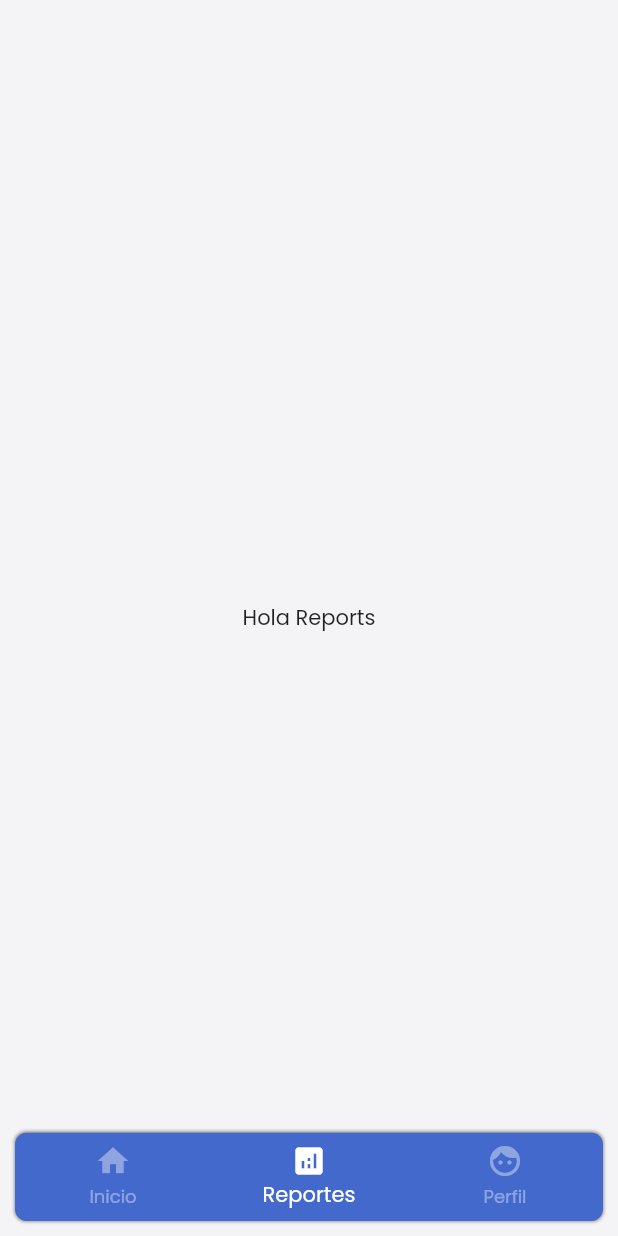
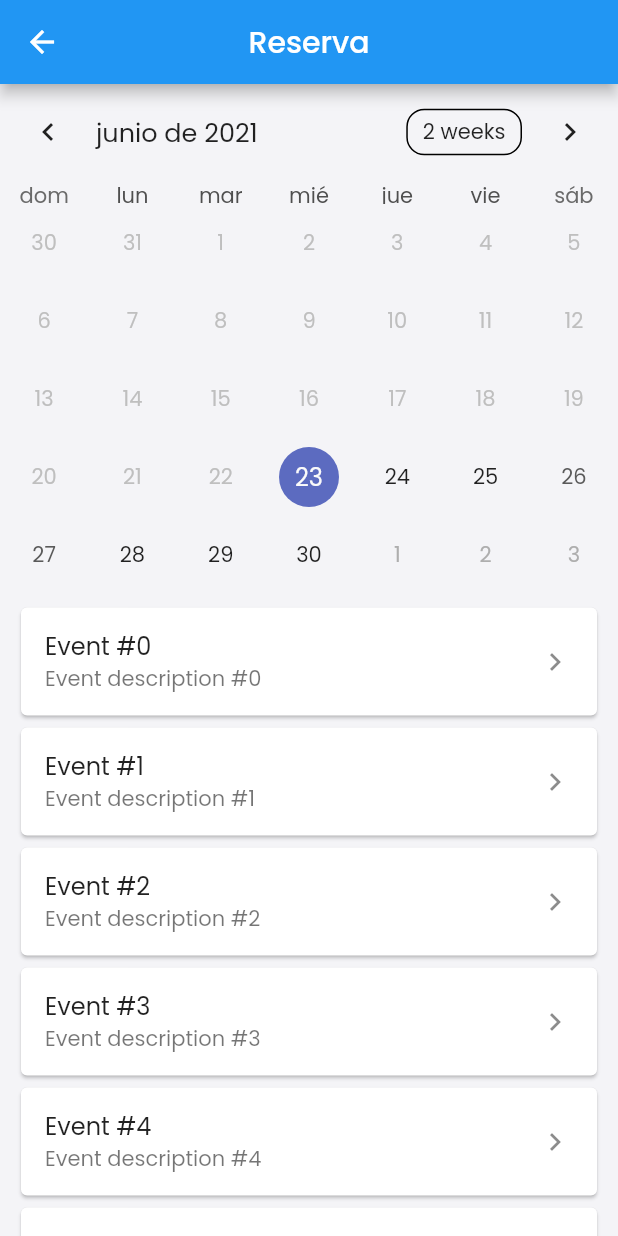
Before and after one commit to judsantamariaro/mi_house_reception, a Flutter app: the screen it shows after launch, item 2 of the bottom bar chosen, on a phone screen of 412 x 824 dp. Run offline on Flutter 3.47's test engine with Material 2 defaults, Android fonts, the phone set to English and light mode, and no system bars; drawn by our look-alikes of table_calendar; our stand-ins replace animate_do, get_it, google_fonts, hive, hive_flutter; accounts and stored records are empty.

Commit message:
Added calendar

```diff
--- a/lib/core/routes/routes.dart
+++ b/lib/core/routes/routes.dart
@@ -1,6 +1,8 @@
 import 'package:flutter/material.dart';
 import 'package:mi_house_reception/ui/screens/auth/index_screen.dart';
+import 'package:mi_house_reception/ui/screens/reservations/reservations_calendar.dart';
 
 Map<String, Widget Function(BuildContext)> routes = {
   IndexScreen.route: (ctx) => const IndexScreen(),
+  ReservationsCalendar.route: (ctx) => const ReservationsCalendar(),
 };
--- a/lib/core/theme/light_theme.dart
+++ b/lib/core/theme/light_theme.dart
@@ -8,6 +8,7 @@
       textTheme: GoogleFonts.poppinsTextTheme(),
       primaryColor: const Color(0xFF4369CC),
       accentColor: const Color(0xFFDA603E),
+      appBarTheme: const AppBarTheme(centerTitle: true),
       inputDecorationTheme: const InputDecorationTheme(border: OutlineInputBorder()),
     );
   }
--- a/lib/main.dart
+++ b/lib/main.dart
@@ -1,5 +1,6 @@
 import 'package:flutter/material.dart';
 import 'package:get_it/get_it.dart';
+import 'package:intl/date_symbol_data_local.dart';
 import 'package:intl/intl.dart';
 import 'package:mi_house_reception/core/routes/routes.dart';
 import 'package:mi_house_reception/core/theme/light_theme.dart';
@@ -16,6 +17,7 @@
   setupDI();
   await Hive.initFlutter();
   await Hive.openBox('my_house');
+  await initializeDateFormatting();
   Intl.defaultLocale = 'es_CO';
   runApp(MyApp());
 }
@@ -36,7 +38,7 @@
         theme: CustomLightTheme.getTheme(),
         navigatorKey: appContext.context,
         debugShowCheckedModeBanner: false,
-        title: 'Material App',
+        title: 'Mi House',
         initialRoute: IndexScreen.route,
         routes: routes,
       ),
--- /dev/null
+++ b/lib/ui/screens/reservations/reservations_calendar.dart
@@ -0,0 +1,61 @@
+import 'package:flutter/material.dart';
+import 'package:table_calendar/table_calendar.dart';
+
+class ReservationsCalendar extends StatefulWidget {
+  const ReservationsCalendar({Key? key}) : super(key: key);
+
+  static const route = 'ReservationsCalendar';
+
+  @override
+  _ReservationsCalendarState createState() => _ReservationsCalendarState();
+}
+
+class _ReservationsCalendarState extends State<ReservationsCalendar> {
+  CalendarFormat _calendarFormat = CalendarFormat.month;
+  DateTime _focusedDay = DateTime.now();
+  DateTime _selectedDay = DateTime.now();
+
+  @override
+  Widget build(BuildContext context) {
+    return Scaffold(
+      appBar: AppBar(title: const Text('Reserva')),
+      body: Column(
+        children: [
+          TableCalendar(
+            firstDay: DateTime.now(),
+            lastDay: DateTime.now().add(const Duration(days: 90)),
+            focusedDay: _focusedDay,
+            onDaySelected: (selectedDay, focusedDay) {
+              setState(() {
+                _focusedDay = focusedDay;
+                _selectedDay = selectedDay;
+              });
+            },
+            selectedDayPredicate: (day) {
+              return isSameDay(_selectedDay, day);
+            },
+            onFormatChanged: (format) {
+              if (_calendarFormat != format) {
+                setState(() => _calendarFormat = format);
+              }
+            },
+            onPageChanged: (focusedDay) => _focusedDay = focusedDay,
+          ),
+          Expanded(
+            child: ListView.builder(
+              padding: const EdgeInsets.symmetric(horizontal: 10, vertical: 5),
+              itemBuilder: (context, i) => Card(
+                child: ListTile(
+                  title: Text('Event #$i'),
+                  subtitle: Text('Event description #$i'),
+                  onTap: () {},
+                  trailing: const Icon(Icons.chevron_right),
+                ),
+              ),
+            ),
+          ),
+        ],
+      ),
+    );
+  }
+}
--- a/lib/ui/widgets/cards/image_card.dart
+++ b/lib/ui/widgets/cards/image_card.dart
@@ -11,6 +11,7 @@
   @override
   Widget build(BuildContext context) {
     return InkWell(
+      onTap: onPressed,
       child: Container(
         margin: const EdgeInsets.symmetric(vertical: 10),
         height: MediaQuery.of(context).size.height * 0.16,
--- a/pubspec.yaml
+++ b/pubspec.yaml
@@ -24,6 +24,7 @@
   intl: ^0.17.0
   json_annotation: ^4.0.1
   provider: ^5.0.0
+  table_calendar: ^3.0.0
 
 dev_dependencies:
   flutter_test:
```
Also changed, not shown: lib/ui/screens/home/home_reports_tab.dart (+50 -5 lines), lib/ui/screens/home/home_screen_index.dart (+15 -3 lines), pubspec.lock, 1 other file.
